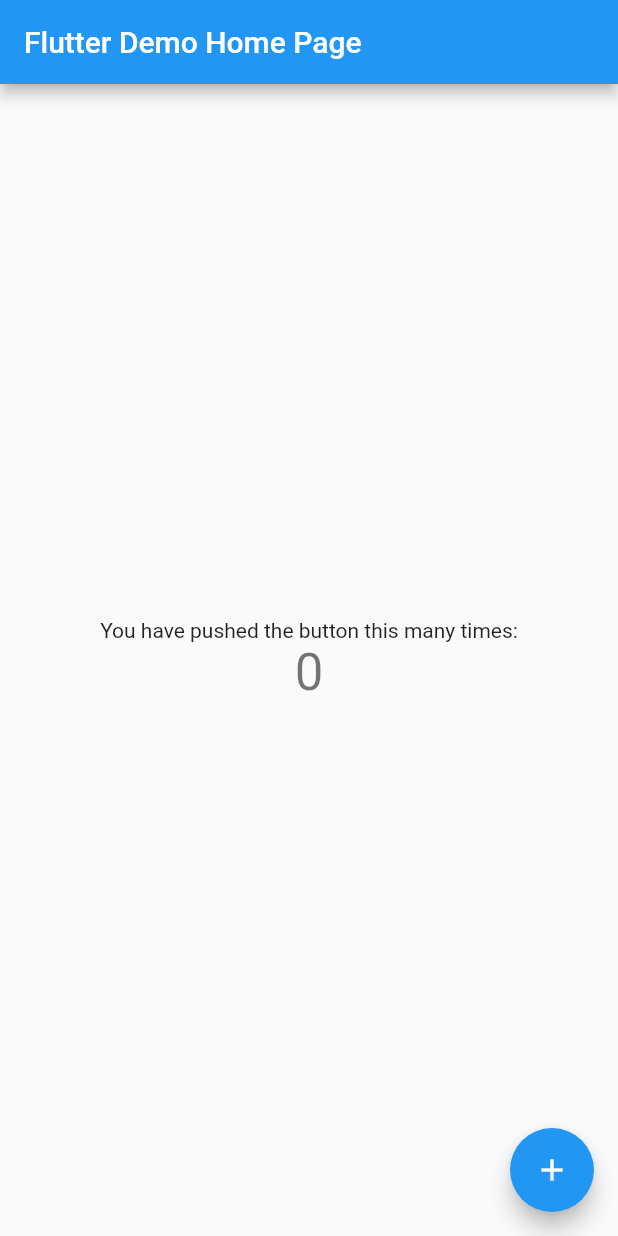
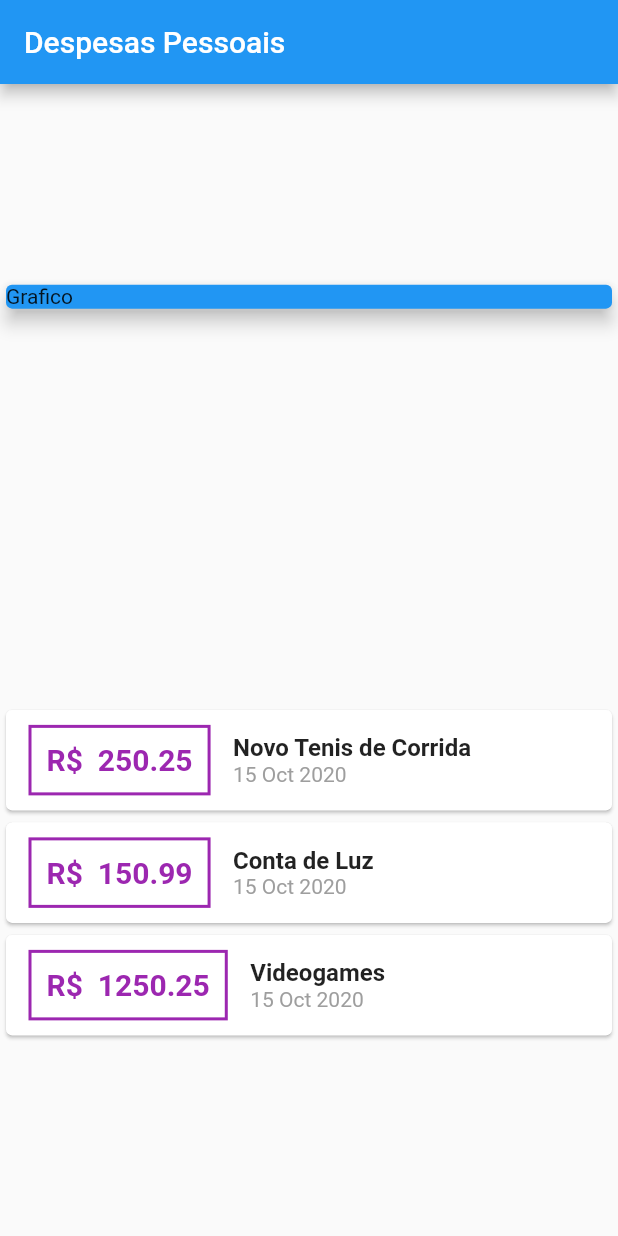
Before and after one commit to rodolforoc/my-expenses, a Flutter app: the screen it shows after launch, on a phone screen of 412 x 824 dp. Run offline on Flutter 3.47's test engine with Material 2 defaults, Android fonts, the phone set to English and light mode, and no system bars.

```diff
--- a/lib/main.dart
+++ b/lib/main.dart
@@ -1,117 +1,107 @@
 import 'package:flutter/material.dart';
+import 'package:myExpenses/models/transaction.dart';
+import 'package:intl/intl.dart';
 
-void main() {
-  runApp(MyApp());
-}
+main() => runApp(ExpensesApp());
 
-class MyApp extends StatelessWidget {
-  // This widget is the root of your application.
+class ExpensesApp extends StatelessWidget {
   @override
   Widget build(BuildContext context) {
     return MaterialApp(
-      title: 'Flutter Demo',
-      theme: ThemeData(
-        // This is the theme of your application.
-        //
-        // Try running your application with "flutter run". You'll see the
-        // application has a blue toolbar. Then, without quitting the app, try
-        // changing the primarySwatch below to Colors.green and then invoke
-        // "hot reload" (press "r" in the console where you ran "flutter run",
-        // or simply save your changes to "hot reload" in a Flutter IDE).
-        // Notice that the counter didn't reset back to zero; the application
-        // is not restarted.
-        primarySwatch: Colors.blue,
-        // This makes the visual density adapt to the platform that you run
-        // the app on. For desktop platforms, the controls will be smaller and
-        // closer together (more dense) than on mobile platforms.
-        visualDensity: VisualDensity.adaptivePlatformDensity,
-      ),
-      home: MyHomePage(title: 'Flutter Demo Home Page'),
+      home: MyHomePage(),
     );
   }
 }
 
-class MyHomePage extends StatefulWidget {
-  MyHomePage({Key key, this.title}) : super(key: key);
-
-  // This widget is the home page of your application. It is stateful, meaning
-  // that it has a State object (defined below) that contains fields that affect
-  // how it looks.
-
-  // This class is the configuration for the state. It holds the values (in this
-  // case the title) provided by the parent (in this case the App widget) and
-  // used by the build method of the State. Fields in a Widget subclass are
-  // always marked "final".
-
-  final String title;
-
-  @override
-  _MyHomePageState createState() => _MyHomePageState();
-}
-
-class _MyHomePageState extends State<MyHomePage> {
-  int _counter = 0;
-
-  void _incrementCounter() {
-    setState(() {
-      // This call to setState tells the Flutter framework that something has
-      // changed in this State, which causes it to rerun the build method below
-      // so that the display can reflect the updated values. If we changed
-      // _counter without calling setState(), then the build method would not be
-      // called again, and so nothing would appear to happen.
-      _counter++;
-    });
-  }
-
+class MyHomePage extends StatelessWidget {
+  final _transactions = [
+    Transaction(
+      id: 't1',
+      title: 'Novo Tenis de Corrida',
+      value: 250.25,
+      date: DateTime.now(),
+    ),
+    Transaction(
+      id: 't2',
+      title: 'Conta de Luz',
+      value: 150.99,
+      date: DateTime.now(),
+    ),
+    Transaction(
+      id: 't3',
+      title: 'Videogames',
+      value: 1250.25,
+      date: DateTime.now(),
+    ),
+  ];
   @override
   Widget build(BuildContext context) {
-    // This method is rerun every time setState is called, for instance as done
-    // by the _incrementCounter method above.
-    //
-    // The Flutter framework has been optimized to make rerunning build methods
-    // fast, so that you can just rebuild anything that needs updating rather
-    // than having to individually change instances of widgets.
     return Scaffold(
       appBar: AppBar(
-        // Here we take the value from the MyHomePage object that was created by
-        // the App.build method, and use it to set our appbar title.
-        title: Text(widget.title),
+        title: Text('Despesas Pessoais'),
       ),
-      body: Center(
-        // Center is a layout widget. It takes a single child and positions it
-        // in the middle of the parent.
-        child: Column(
-          // Column is also a layout widget. It takes a list of children and
-          // arranges them vertically. By default, it sizes itself to fit its
-          // children horizontally, and tries to be as tall as its parent.
-          //
-          // Invoke "debug painting" (press "p" in the console, choose the
-          // "Toggle Debug Paint" action from the Flutter Inspector in Android
-          // Studio, or the "Toggle Debug Paint" command in Visual Studio Code)
-          // to see the wireframe for each widget.
-          //
-          // Column has various properties to control how it sizes itself and
-          // how it positions its children. Here we use mainAxisAlignment to
-          // center the children vertically; the main axis here is the vertical
-          // axis because Columns are vertical (the cross axis would be
-          // horizontal).
-          mainAxisAlignment: MainAxisAlignment.center,
-          children: <Widget>[
-            Text(
-              'You have pushed the button this many times:',
+      body: Column(
+        mainAxisAlignment: MainAxisAlignment.spaceAround,
+        crossAxisAlignment: CrossAxisAlignment.stretch,
+        children: [
+          Container(
+            width: double.infinity,
+            child: Card(
+              color: Colors.blue,
+              child: Text('Grafico'),
+              elevation: 5,
             ),
-            Text(
-              '$_counter',
-              style: Theme.of(context).textTheme.headline4,
-            ),
-          ],
-        ),
+          ),
+          Column(
+            children: _transactions.map((tr) {
+              return Card(
+                child: Row(
+                  children: [
+                    Container(
+                      margin: EdgeInsets.symmetric(
+                        horizontal: 15,
+                        vertical: 10,
+                      ),
+                      decoration: BoxDecoration(
+                          border: Border.all(
+                        color: Colors.purple,
+                        width: 2,
+                      )),
+                      padding: EdgeInsets.all(10),
+                      child: Text(
+                        'R\$  ${tr.value.toStringAsFixed(2)}',
+                        style: TextStyle(
+                          fontWeight: FontWeight.bold,
+                          fontSize: 20,
+                          color: Colors.purple,
+                        ),
+                      ),
+                    ),
+                    Column(
+                      crossAxisAlignment: CrossAxisAlignment.start,
+                      children: [
+                        Text(
+                          tr.title,
+                          style: TextStyle(
+                            fontWeight: FontWeight.bold,
+                            fontSize: 16,
+                          ),
+                        ),
+                        Text(
+                          DateFormat('d MMM y').format(tr.date),
+                          style: TextStyle(
+                            color: Colors.grey,
+                          ),
+                        ),
+                      ],
+                    )
+                  ],
+                ),
+              );
+            }).toList(),
+          ),
+        ],
       ),
-      floatingActionButton: FloatingActionButton(
-        onPressed: _incrementCounter,
-        tooltip: 'Increment',
-        child: Icon(Icons.add),
-      ), // This trailing comma makes auto-formatting nicer for build methods.
     );
   }
 }
--- /dev/null
+++ b/lib/models/transaction.dart
@@ -0,0 +1,16 @@
+import 'package:flutter/material.dart';
+import 'package:flutter/foundation.dart';
+
+class Transaction {
+  final String id;
+  final String title;
+  final double value;
+  final DateTime date;
+
+  Transaction({
+    @required this.id,
+    @required this.title,
+    @required this.value,
+    @required this.date,
+  });
+}
--- a/pubspec.yaml
+++ b/pubspec.yaml
@@ -23,6 +23,7 @@ environment:
 dependencies:
   flutter:
     sdk: flutter
+  intl: ^0.16.1
 
 
   # The following adds the Cupertino Icons font to your application.
```
Also changed, not shown: pubspec.lock.
